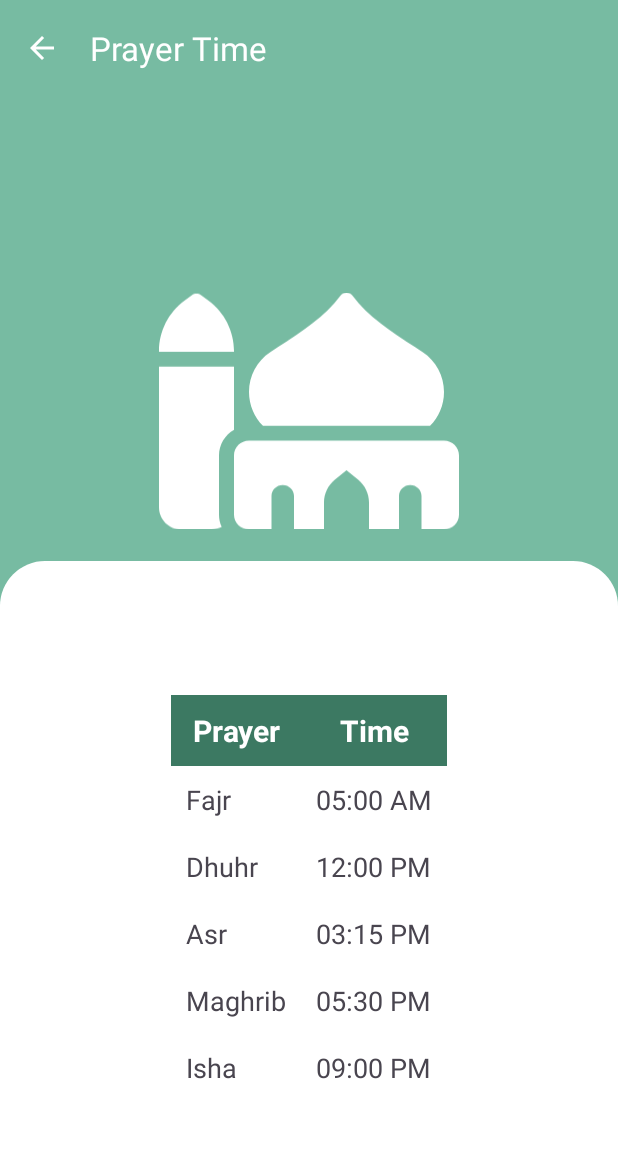
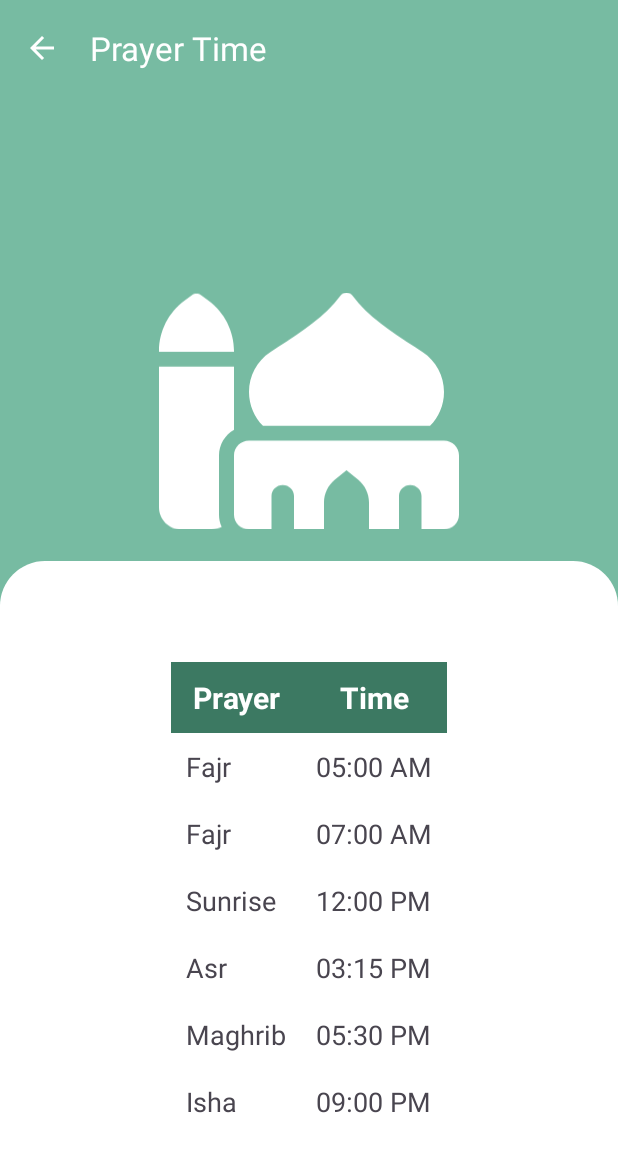
Before and after one commit to AdhamHerbsh/HalalZone, an Android app: the PrayertimeActivity screen opened directly, with no data from a screen before it, on a phone screen of 412 x 824 dp. Shown: the top 1152 px of the screen. Run offline under Robolectric (Android 15) with nearby library versions, the phone set to English and light mode, and no system bars.

Commit message:
Some Updates

```diff
--- a/app/src/main/res/layout/activity_gate.xml
+++ b/app/src/main/res/layout/activity_gate.xml
@@ -53,7 +53,7 @@
             android:layout_width="match_parent"
             android:layout_height="wrap_content"
             android:backgroundTint="@color/middle"
-            android:fontFamily="@font /poppins_bold"
+            android:fontFamily="@font/poppins_bold"
             android:text="@string/business" />
 
         <Button
--- a/app/src/main/res/layout/activity_iterm.xml
+++ b/app/src/main/res/layout/activity_iterm.xml
@@ -76,7 +76,7 @@
             android:layout_width="match_parent"
             android:textColor="@color/secondary"
             android:layout_height="wrap_content"
-            android:text="150 EGP" />
+            android:text="150 SAR" />
 
         <Button
             android:id="@+id/containedButton"
--- a/app/src/main/res/layout/activity_prayertime.xml
+++ b/app/src/main/res/layout/activity_prayertime.xml
@@ -87,12 +87,27 @@
                     android:textSize="18sp" />
             </TableRow>
 
+            <!-- Sunrise -->
+            <TableRow>
+
+                <TextView
+                    android:padding="10dp"
+                    android:text="Fajr"
+                    android:textSize="18sp" />
+
+                <TextView
+                    android:layout_width="match_parent"
+                    android:padding="10dp"
+                    android:text="07:00 AM"
+                    android:textSize="18sp" />
+            </TableRow>
+
             <!-- Dhuhr -->
             <TableRow>
 
                 <TextView
                     android:padding="10dp"
-                    android:text="Dhuhr"
+                    android:text="Sunrise"
                     android:textSize="18sp" />
 
                 <TextView
--- a/app/src/main/res/layout/fragment_cart.xml
+++ b/app/src/main/res/layout/fragment_cart.xml
@@ -58,7 +58,7 @@
                         android:textSize="15dp"
                         android:textStyle="bold"
                         android:textColor="#6A6A6A"
-                        android:text="Price: 150 EGP" />
+                        android:text="Price: 150 SAR" />
 
                     <LinearLayout
                         android:layout_width="wrap_content"
@@ -138,7 +138,7 @@
                         android:textSize="15dp"
                         android:textStyle="bold"
                         android:textColor="#6A6A6A"
-                        android:text="Price: 150 EGP" />
+                        android:text="Price: 150 SAR" />
 
                     <LinearLayout
                         android:layout_width="wrap_content"
@@ -198,7 +198,7 @@
                 android:layout_height="wrap_content"
                 android:textSize="25sp"
                 android:textStyle="bold"
-                android:text="Total: 600 EGP" />
+                android:text="Total: 600 SAR" />
 
             <Button
                 android:layout_centerHorizontal="true"
```
Also changed, not shown: app/src/main/java/com/example/halalzone/ItemsActivity.java (+6 -6 lines), app/src/main/java/com/example/halalzone/OfferActivity.java (+6 -6 lines), app/src/main/res/layout/fragment_restaurants.xml (+2 -7 lines).
